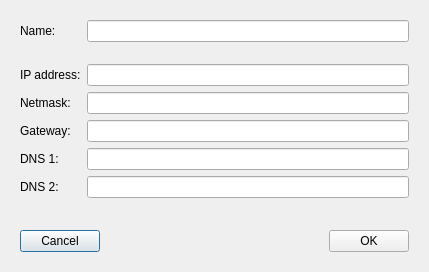
gustavorv86/QtWinNetworkManager, file ui/dialogsaveas.ui: the form before one commit.
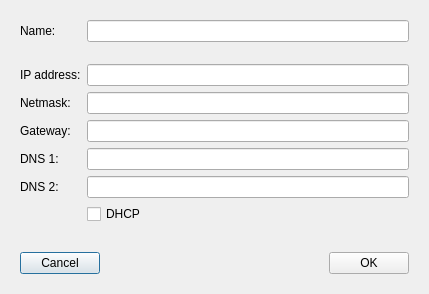
The form after the commit.

Commit message: Modified NetworkProfileList by NetworkProfileMap. Delete DialogDhcpSaveAs and uses DialogSaveAs

What changed in the file:
```diff
--- a/ui/dialogsaveas.ui
+++ b/ui/dialogsaveas.ui
@@ -7,7 +7,7 @@
     <x>0</x>
     <y>0</y>
     <width>429</width>
-    <height>272</height>
+    <height>294</height>
    </rect>
   </property>
   <property name="windowTitle">
@@ -33,22 +33,6 @@
       <item row="0" column="1">
        <widget class="QLineEdit" name="lineEditName"/>
       </item>
-      <item row="1" column="0">
-       <spacer name="verticalSpacer_2">
-        <property name="orientation">
-         <enum>Qt::Vertical</enum>
-        </property>
-        <property name="sizeType">
-         <enum>QSizePolicy::Fixed</enum>
-        </property>
-        <property name="sizeHint" stdset="0">
-         <size>
-          <width>20</width>
-          <height>10</height>
-         </size>
-        </property>
-       </spacer>
-      </item>
       <item row="2" column="0">
        <widget class="QLabel" name="label_2">
         <property name="text">
@@ -99,6 +83,29 @@
       <item row="6" column="1">
        <widget class="QLineEdit" name="lineEditDns2"/>
       </item>
+      <item row="7" column="1">
+       <widget class="QCheckBox" name="checkBoxDhcp">
+        <property name="text">
+         <string>DHCP</string>
+        </property>
+       </widget>
+      </item>
+      <item row="1" column="0" colspan="2">
+       <spacer name="verticalSpacer_2">
+        <property name="orientation">
+         <enum>Qt::Vertical</enum>
+        </property>
+        <property name="sizeType">
+         <enum>QSizePolicy::Fixed</enum>
+        </property>
+        <property name="sizeHint" stdset="0">
+         <size>
+          <width>20</width>
+          <height>10</height>
+         </size>
+        </property>
+       </spacer>
+      </item>
      </layout>
     </widget>
    </item>
```
The commit also changes 15 other files.
